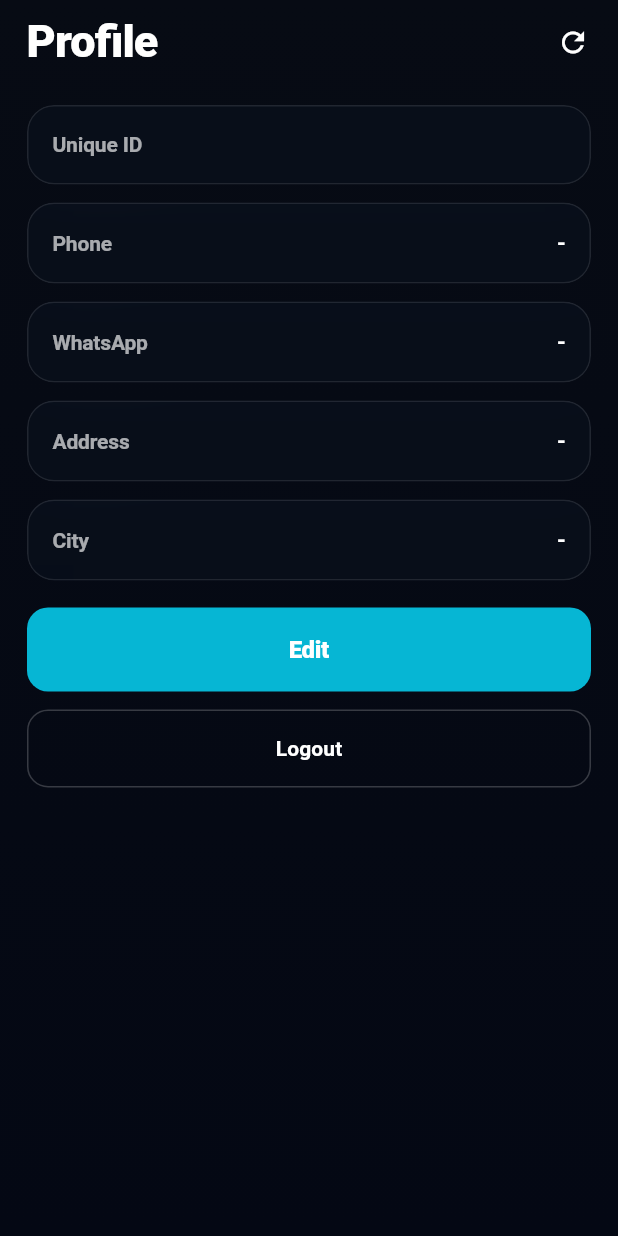
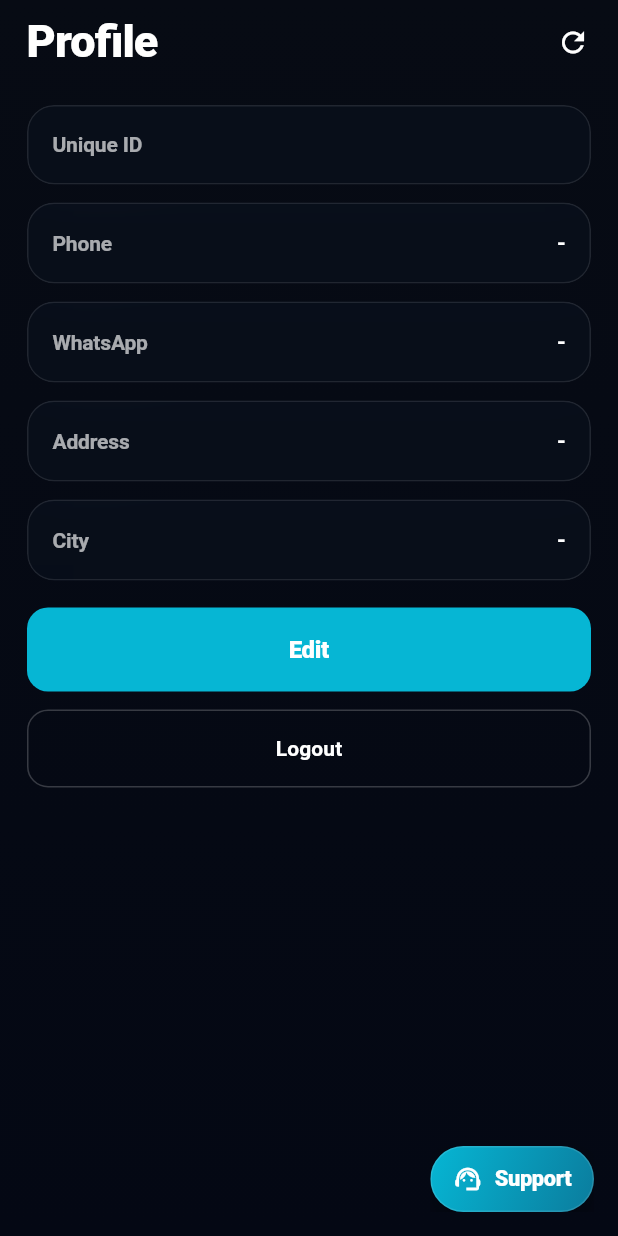
Before and after one commit to BilalKhan772/mighty-deals, a Flutter app: the ProfileScreen screen opened directly, on a phone screen of 412 x 824 dp. Run offline on Flutter 3.47's test engine with Material 3 defaults, Android fonts, the phone set to English and light mode, and no system bars; our stand-ins replace firebase_core, firebase_messaging, flutter_local_notifications, flutter_riverpod, font_awesome_flutter, go_router and 2 more; missing offline and left inert: dart:html; accounts and stored records are empty; generated files the repository leaves out were written again.

Commit message:
Added new features

```diff
--- a/apps/customer_app/lib/features/profile/ui/profile_screen.dart
+++ b/apps/customer_app/lib/features/profile/ui/profile_screen.dart
@@ -5,6 +5,7 @@ import 'package:flutter/material.dart';
 import 'package:flutter_riverpod/flutter_riverpod.dart';
 import 'package:go_router/go_router.dart';
 import 'package:supabase_flutter/supabase_flutter.dart';
+import 'package:url_launcher/url_launcher.dart';
 
 import '../../../core/routing/route_names.dart';
 import '../../../core/notifications/push_service.dart';
@@ -37,6 +38,23 @@ class ProfileScreen extends ConsumerWidget {
     'Swabi',
     'Swat',
   ];
+
+  // ✅ Support link
+  static final Uri _supportUri =
+      Uri.parse('https://mighty-deal-support.netlify.app/');
+
+  Future<void> _openSupport(BuildContext context) async {
+    final ok = await launchUrl(
+      _supportUri,
+      mode: LaunchMode.externalApplication,
+    );
+
+    if (!ok && context.mounted) {
+      ScaffoldMessenger.of(context).showSnackBar(
+        const SnackBar(content: Text('Could not open support page')),
+      );
+    }
+  }
 
   @override
   Widget build(BuildContext context, WidgetRef ref) {
@@ -86,6 +104,14 @@ class ProfileScreen extends ConsumerWidget {
           const SizedBox(width: 6),
         ],
       ),
+
+      // ✅ Capsule Support button at bottom-right
+      floatingActionButton: _SupportPillFab(
+        text: 'Support',
+        onPressed: () => _openSupport(context),
+      ),
+      floatingActionButtonLocation: FloatingActionButtonLocation.endFloat,
+
       body: Container(
         decoration: const BoxDecoration(
           gradient: LinearGradient(
@@ -111,7 +137,7 @@ class ProfileScreen extends ConsumerWidget {
             ),
           ),
           data: (p) {
-            // ✅ NEW: if logged out / session gone, auto redirect to login (no flash)
+            // ✅ if logged out / session gone, auto redirect to login (no flash)
             if (p == null) {
               WidgetsBinding.instance.addPostFrameCallback((_) {
                 if (!context.mounted) return;
@@ -192,7 +218,7 @@ class ProfileScreen extends ConsumerWidget {
                                 await PushService.instance.removeMyTokens();
                               } catch (_) {}
 
-                              // ✅ 2) Sign out first (so router/guards now consider user logged out)
+                              // ✅ 2) Sign out
                               try {
                                 await Supabase.instance.client.auth.signOut();
                               } catch (_) {}
@@ -200,7 +226,7 @@ class ProfileScreen extends ConsumerWidget {
                               // ✅ 3) Invalidate providers
                               _invalidateAll(ref);
 
-                              // ✅ 4) Now navigate to login (guaranteed)
+                              // ✅ 4) Navigate to login
                               if (!context.mounted) return;
                               context.go(RouteNames.login);
                             },
@@ -218,7 +244,7 @@ class ProfileScreen extends ConsumerWidget {
                           ),
                         ),
 
-                        const SizedBox(height: 8),
+                        const SizedBox(height: 24),
                       ],
                     ),
                   ),
@@ -341,7 +367,6 @@ class ProfileScreen extends ConsumerWidget {
                             ),
                           ),
                           const SizedBox(height: 10),
-
                           _FlatField(
                             label: 'Phone',
                             controller: phoneC,
@@ -350,7 +375,6 @@ class ProfileScreen extends ConsumerWidget {
                             maxLines: 1,
                           ),
                           const SizedBox(height: 12),
-
                           _FlatField(
                             label: 'WhatsApp',
                             controller: waC,
@@ -359,7 +383,6 @@ class ProfileScreen extends ConsumerWidget {
                             maxLines: 1,
                           ),
                           const SizedBox(height: 12),
-
                           _FlatField(
                             label: 'Address',
                             controller: addrC,
@@ -368,7 +391,6 @@ class ProfileScreen extends ConsumerWidget {
                             maxLines: 2,
                           ),
                           const SizedBox(height: 12),
-
                           _FlatCity(
                             label: 'City',
                             value: city.isEmpty ? null : city,
@@ -376,9 +398,7 @@ class ProfileScreen extends ConsumerWidget {
                             onChanged: (v) =>
                                 setSheetState(() => city = v ?? ''),
                           ),
-
                           const SizedBox(height: 16),
-
                           SizedBox(
                             height: 56,
                             child: ElevatedButton(
@@ -539,6 +559,74 @@ class _PrimaryButton extends StatelessWidget {
   }
 }
 
+/// ✅ Capsule Support FAB (icon + text)
+class _SupportPillFab extends StatelessWidget {
+  const _SupportPillFab({
+    required this.text,
+    required this.onPressed,
+  });
+
+  final String text;
+  final VoidCallback onPressed;
+
+  @override
+  Widget build(BuildContext context) {
+    return Material(
+      color: Colors.transparent,
+      elevation: 0,
+      child: InkWell(
+        onTap: onPressed,
+        borderRadius: BorderRadius.circular(999),
+        child: Ink(
+          height: 44, // ✅ small pill
+          padding: const EdgeInsets.symmetric(horizontal: 14),
+          decoration: BoxDecoration(
+            borderRadius: BorderRadius.circular(999),
+            gradient: const LinearGradient(
+              begin: Alignment.topLeft,
+              end: Alignment.bottomRight,
+              colors: [
+                Color(0xFF06B6D4),
+                Color(0xFF0B7C9D),
+              ],
+            ),
+            border: Border.all(
+              color: Color.fromRGBO(255, 255, 255, 0.12),
+            ),
+            boxShadow: const [
+              BoxShadow(
+                color: Color.fromRGBO(0, 0, 0, 0.30),
+                blurRadius: 18,
+                offset: Offset(0, 10),
+              ),
+            ],
+          ),
+          child: Row(
+            mainAxisSize: MainAxisSize.min,
+            children: [
+              const Icon(
+                Icons.support_agent,
+                color: Colors.white,
+                size: 20,
+              ),
+              const SizedBox(width: 8),
+              Text(
+                text,
+                style: const TextStyle(
+                  color: Colors.white,
+                  fontWeight: FontWeight.w900,
+                  fontSize: 14.5,
+                  letterSpacing: -0.2,
+                ),
+              ),
+            ],
+          ),
+        ),
+      ),
+    );
+  }
+}
+
 // -------------------- Edit Profile (single-layer fields like City) --------------------
 
 class _FlatField extends StatelessWidget {
```
